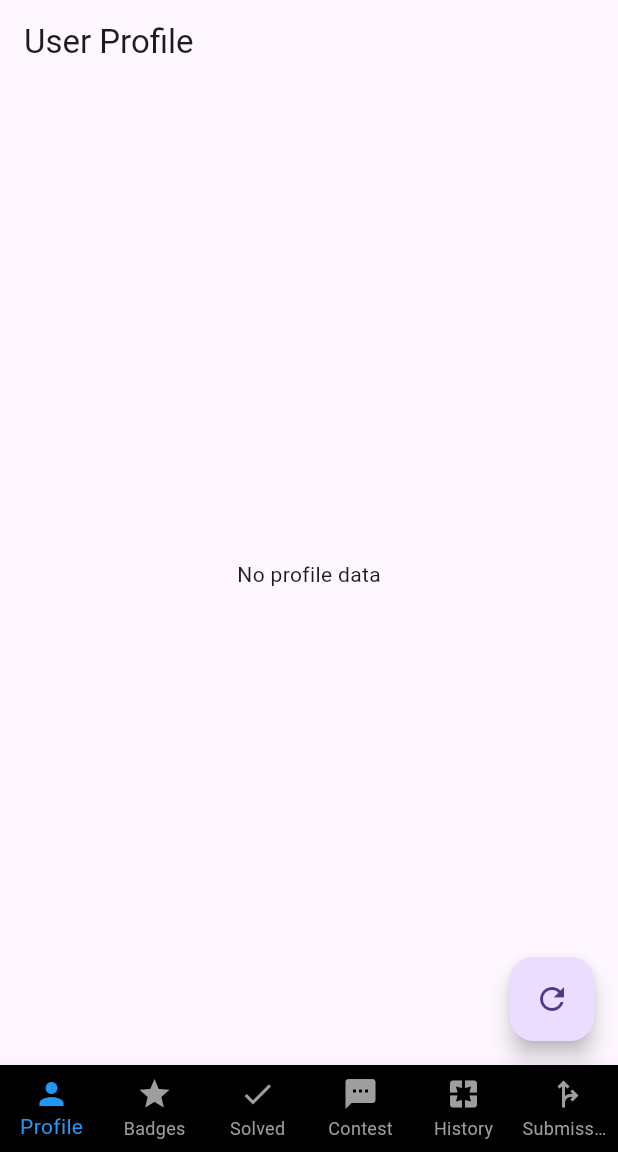
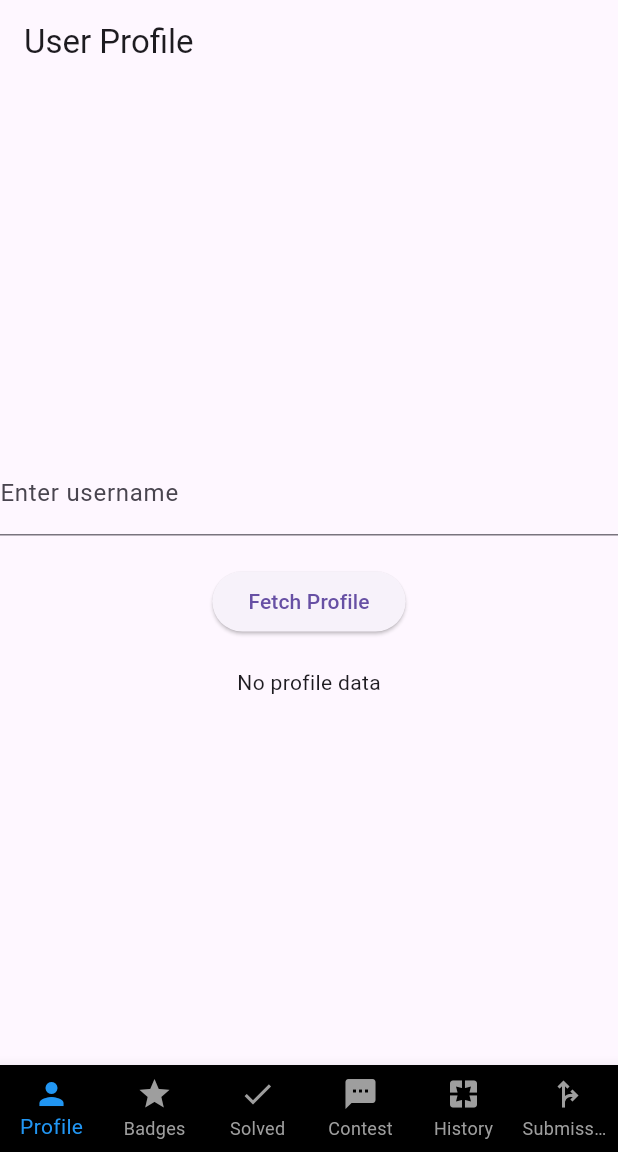
Before and after one commit to SRAYANSH-GUPTA/Leetcode-Ids-using-api, a Flutter app: the screen it shows after launch, on a phone screen of 412 x 824 dp, the part 84-1236 px from its top. Run offline on Flutter 3.47's test engine with Material 3 defaults, Android fonts, the phone set to English and light mode, and no system bars; accounts and stored records are empty.

Commit message:
added text filed to search

```diff
--- a/leetcode/lib/features/get-profile/view-model/ProfileViewModel.dart
+++ b/leetcode/lib/features/get-profile/view-model/ProfileViewModel.dart
@@ -2,6 +2,7 @@
 import 'package:flutter/material.dart';
 import '../../../services/api_services.dart';
 import '../model/model.dart';
+import '../view/profile_page.dart';
 
 class ProfileViewModel extends ChangeNotifier {
   final ApiService _apiService = ApiService();
@@ -13,12 +14,12 @@ class ProfileViewModel extends ChangeNotifier {
   bool get isLoading => _isLoading;
   String get error => _error;
 
-  Future<void> fetchProfile() async {
+  Future<void> fetchProfile(String username) async {
     _isLoading = true;
     notifyListeners();
 
     try {
-      _profile = await _apiService.fetchProfile();
+      _profile = await _apiService.fetchProfile(username);
     } catch (e) {
       _error = e.toString();
     } finally {
--- a/leetcode/lib/features/get-profile/view/profile_page.dart
+++ b/leetcode/lib/features/get-profile/view/profile_page.dart
@@ -1,8 +1,11 @@
+// lib/profile_page.dart
 import 'package:flutter/material.dart';
 import 'package:provider/provider.dart';
 import '../view-model/profileViewModel.dart';
 
 class ProfilePage extends StatelessWidget {
+  final TextEditingController _usernameController = TextEditingController();
+
   @override
   Widget build(BuildContext context) {
     final viewModel = Provider.of<ProfileViewModel>(context);
@@ -10,7 +13,24 @@ class ProfilePage extends StatelessWidget {
     return Scaffold(
       appBar: AppBar(title: Text('User Profile')),
       body: Center(
-        child: viewModel.isLoading
+        child: Column(
+          mainAxisAlignment: MainAxisAlignment.center,
+          children: [
+            TextField(
+              controller: _usernameController,
+              decoration: InputDecoration(labelText: 'Enter username'),
+            ),
+            SizedBox(height: 20),
+            ElevatedButton(
+              onPressed: () {
+                if (_usernameController.text.isNotEmpty) {
+                  viewModel.fetchProfile(_usernameController.text);
+                }
+              },
+              child: Text('Fetch Profile'),
+            ),
+            SizedBox(height: 20),
+            viewModel.isLoading
                 ? CircularProgressIndicator()
                 : viewModel.error.isNotEmpty
                     ? Text('Error: ${viewModel.error}')
@@ -27,13 +47,12 @@ class ProfilePage extends StatelessWidget {
                                 ),
                                 SizedBox(height: 10),
                                 Text('Username: ${viewModel.profile!.username ?? 'N/A'}'),
+                                // Add other fields as necessary
                               ],
                             ),
                           ),
+          ],
         ),
-      floatingActionButton: FloatingActionButton(
-        onPressed: () => viewModel.fetchProfile(),
-        child: Icon(Icons.refresh),
       ),
     );
   }
--- a/leetcode/lib/services/api_services.dart
+++ b/leetcode/lib/services/api_services.dart
@@ -4,13 +4,13 @@ import 'dart:convert';
 import '../features/get-profile/model/model.dart';
 
 class ApiService {
-  final String _baseUrl = 'https://alfa-leetcode-api.onrender.com/neal_wu';
-  final String _apiKey = 'postmanrulz';
+  final String _baseUrl = 'https://alfa-leetcode-api.onrender.com';
 
-  Future<Profile> fetchProfile() async {
+  Future<Profile> fetchProfile(String username) async {
     final response = await http.get(
-      Uri.parse(_baseUrl),
-      headers: {'api-key': _apiKey},
+      Uri.parse('$_baseUrl/$username'),
+      headers: {'api-key': 'postmanrulz'},
+
     );
 
     if (response.statusCode == 200) {
```
Lines whose indentation alone changed are shown as unchanged.
